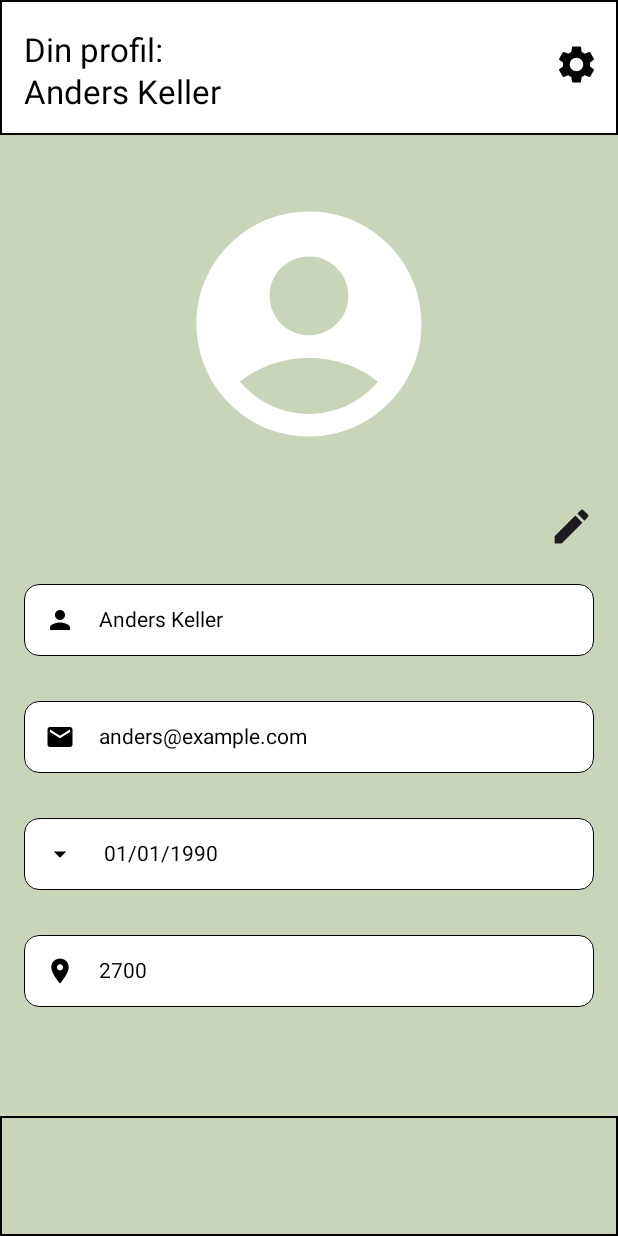
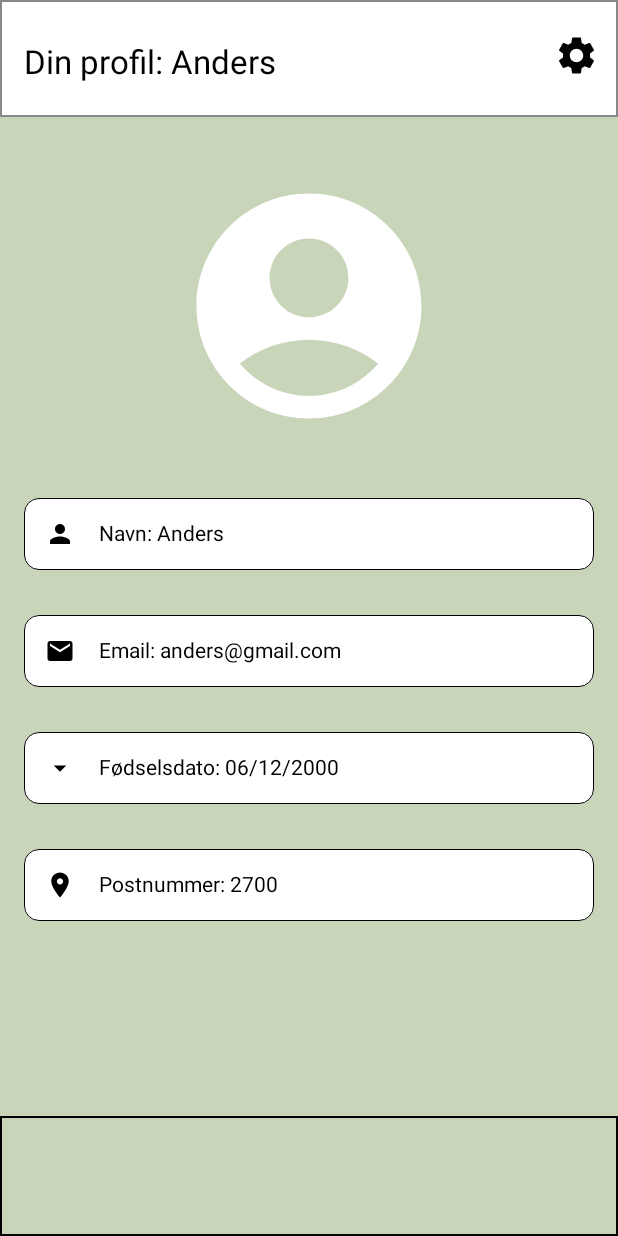
Before and after one commit to ITA23-Studiegruppe-2/Frivillig-Eksamens-Projekt, an Android app built with Jetpack Compose: the @Preview function PreviewProfileScreen, on a phone screen of 412 x 824 dp. Run offline under Robolectric (Android 15) with nearby library versions, the phone set to English and light mode, and no system bars; our stand-ins replace Firebase (no records; nobody signed in at launch, a user with empty details on screens opened directly).

Commit message:
Har lavet funktionalitet på myprofile og organisationProfile for at fetch data fra currect user i firebase til at blive displayed

```diff
--- a/app/src/main/java/com/example/frivillig_eksamens_projekt/ui/MyProfile/MyProfile.kt
+++ b/app/src/main/java/com/example/frivillig_eksamens_projekt/ui/MyProfile/MyProfile.kt
@@ -1,40 +1,41 @@
-package com.example.frivillig_eksamens_projekt.ui.MyProfile
-import android.graphics.drawable.Icon
 import androidx.compose.foundation.background
 import androidx.compose.foundation.border
 import androidx.compose.foundation.layout.*
 import androidx.compose.foundation.shape.RoundedCornerShape
-import androidx.compose.material3.*
 import androidx.compose.material.icons.Icons
 import androidx.compose.material.icons.filled.*
+import androidx.compose.material3.*
 import androidx.compose.runtime.Composable
+import androidx.compose.runtime.collectAsState
+import androidx.compose.runtime.getValue
 import androidx.compose.ui.Alignment
 import androidx.compose.ui.Modifier
 import androidx.compose.ui.graphics.Color
 import androidx.compose.ui.graphics.vector.ImageVector
-import androidx.compose.ui.text.TextStyle
 import androidx.compose.ui.tooling.preview.Preview
 import androidx.compose.ui.unit.dp
+import androidx.lifecycle.viewmodel.compose.viewModel
 
 @OptIn(ExperimentalMaterial3Api::class)
 @Composable
-fun ProfileScreen() {
+fun ProfileScreen(viewModel: UserProfileViewModel = viewModel()) {
+    val userProfile by viewModel.userProfile.collectAsState()
+    val profile = userProfile // Use a temporary variable to hold the value
+
     Scaffold(
         topBar = {
             SmallTopAppBar(
                 title = {
-                    Column {
-                        Text("Din profil:",
-                            color = Color.Black,
-                            modifier = Modifier.padding(top = 20.dp))  // Add some spacing between the lines
-                        Text("Anders Keller",
-                            color = Color.Black)
-                    }
+                    Text(
+                        "Din profil: ${profile.name}",
+                        color = Color.Black,
+                        modifier = Modifier.padding(top = 20.dp)
+                    )
                 },
                 colors = TopAppBarDefaults.smallTopAppBarColors(containerColor = Color.White),
                 modifier = Modifier
-                    .height(90.dp)
-                    .border(1.dp, Color.Black),
+                    .height(78.dp)
+                    .border(1.dp, Color.Gray),
                 actions = {
                     // Settings icon button
                     IconButton(onClick = { /* Handle settings click here */ }) {
@@ -45,7 +46,6 @@ fun ProfileScreen() {
                                 .padding(top = 10.dp),
                             contentDescription = "Settings",
                             tint = Color.Black  // Specify the icon tint color if needed
-
                         )
                     }
                 }
@@ -78,27 +78,19 @@ fun ProfileScreen() {
                 tint = Color.White
             )
             Spacer(modifier = Modifier.height(30.dp))
-            Icon(
-                imageVector = Icons.Default.Edit,
-                contentDescription = "editer",
-                modifier = Modifier
-                    .size(30.dp)
-                    .align(Alignment.End)
-            )
-            Spacer(modifier = Modifier.height(15.dp))
-            InputfieldUser("Anders Keller", Icons.Default.Person)
-            Spacer(modifier =    Modifier.height(14.dp))
-            InputfieldUser("anders@example.com", Icons.Default.Email,)
+            InputfieldUser("Navn: ${profile.name}", Icons.Default.Person)
             Spacer(modifier = Modifier.height(14.dp))
-            InputfieldUser(" 01/01/1990", Icons.Default.ArrowDropDown)
+            InputfieldUser("Email: ${profile.email}", Icons.Default.Email)
             Spacer(modifier = Modifier.height(14.dp))
-            InputfieldUser("2700", Icons.Default.LocationOn)
+            InputfieldUser("Fødselsdato: ${profile.birthDate}", Icons.Default.ArrowDropDown)
+            Spacer(modifier = Modifier.height(14.dp))
+            InputfieldUser("Postnummer: ${profile.zipCode}", Icons.Default.LocationOn)
         }
     }
 }
 
 @Composable
-fun InputfieldUser(label: String, mainIcon: ImageVector, value: String = "", textColor: Color = Color.Black) {
+fun InputfieldUser(label: String, mainIcon: ImageVector, textColor: Color = Color.Black) {
     Row(
         verticalAlignment = Alignment.CenterVertically,
         modifier = Modifier
@@ -115,12 +107,12 @@ fun InputfieldUser(label: String, mainIcon: ImageVector, value: String = "", tex
             tint = textColor
         )
         Spacer(modifier = Modifier.width(16.dp))
-        Text(text = label,
+        Text(
+            text = label,
             color = textColor
         )
     }
 }
-
 
 @Preview(showBackground = true)
 @Composable
--- /dev/null
+++ b/app/src/main/java/com/example/frivillig_eksamens_projekt/ui/MyProfile/UserProfileViewModel.kt
@@ -0,0 +1,55 @@
+import android.util.Log
+import androidx.lifecycle.ViewModel
+import androidx.lifecycle.viewModelScope
+import com.google.firebase.auth.FirebaseAuth
+import com.google.firebase.firestore.FirebaseFirestore
+import kotlinx.coroutines.flow.MutableStateFlow
+import kotlinx.coroutines.flow.StateFlow
+import kotlinx.coroutines.launch
+
+data class UserProfile(
+    val name: String = "",
+    val email: String = "",
+    val birthDate: String = "",
+    val zipCode: String = ""
+)
+
+class UserProfileViewModel : ViewModel() {
+
+    private val _userProfile = MutableStateFlow(UserProfile())
+    val userProfile: StateFlow<UserProfile> get() = _userProfile
+
+    private val auth: FirebaseAuth = FirebaseAuth.getInstance()
+    private val firestore: FirebaseFirestore = FirebaseFirestore.getInstance()
+
+    init {
+        fetchUserProfile()
+    }
+
+    private fun fetchUserProfile() {
+        val userId = auth.currentUser?.uid
+        Log.d("UserProfileViewModel", "Current user ID: $userId")
+
+        if (userId == null) {
+            Log.e("UserProfileViewModel", "No user is currently logged in.")
+            return
+        }
+
+        viewModelScope.launch {
+            firestore.collection("users").document(userId).get().addOnSuccessListener { document ->
+                if (document != null) {
+                    val name = document.getString("name") ?: "Anders"
+                    val email = document.getString("email") ?: "anders@gmail.com"
+                    val birthDate = document.getString("birthDate") ?: "06/12/2000"
+                    val zipCode = document.getString("zipCode") ?: "2700"
+                    _userProfile.value = UserProfile(name, email, birthDate, zipCode)
+                    Log.d("UserProfileViewModel", "UserProfile fetched: $_userProfile")
+                } else {
+                    Log.e("UserProfileViewModel", "Document is null")
+                }
+            }.addOnFailureListener { exception ->
+                Log.e("UserProfileViewModel", "Error fetching user profile", exception)
+            }
+        }
+    }
+}
--- a/app/src/main/java/com/example/frivillig_eksamens_projekt/ui/startScreen/StartScreen.kt
+++ b/app/src/main/java/com/example/frivillig_eksamens_projekt/ui/startScreen/StartScreen.kt
@@ -18,7 +18,6 @@ import androidx.compose.ui.graphics.Color
 import androidx.compose.ui.tooling.preview.Preview
 import androidx.compose.ui.unit.dp
 import androidx.compose.ui.unit.sp
-import com.example.frivillig_eksamens_projekt.ui.MyProfile.ProfileScreen
 
 @Composable
 fun StartScreen(
```
Also changed, not shown: app/src/main/java/com/example/frivillig_eksamens_projekt/ui/OrganisationProfile/OrganisationProfile.kt (+53 -12 lines), app/src/main/java/com/example/frivillig_eksamens_projekt/ui/OrganisationProfile/OrganisationProfileViewmodel.kt (added, +52 -0 lines).
